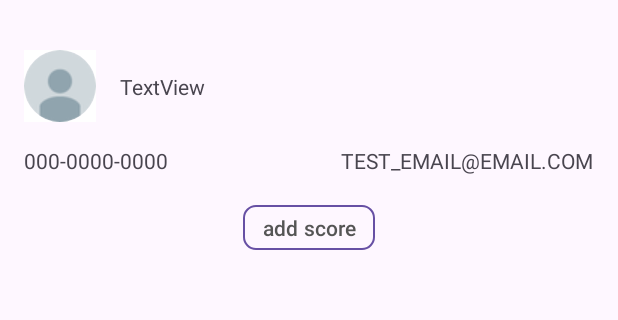
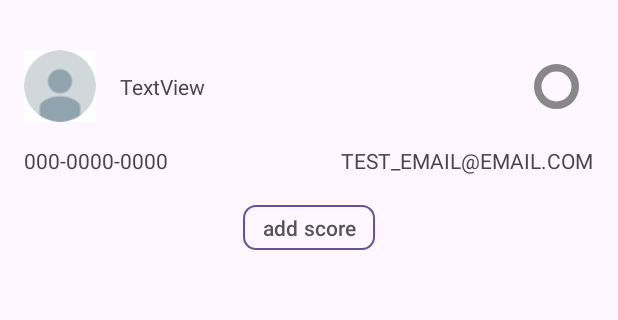
Before and after one commit to HyunjeLee/likealion-mini-project, an Android app: the DetailActivity screen opened directly, with no data from a screen before it, on a phone screen of 412 x 824 dp, the part 70-390 px from its top. Run offline under Robolectric (Android 15) with nearby library versions, the phone set to English and light mode, and no system bars.

Commit message:
feat: custom view (DonutView) 추가
- 점수는 최신날짜 순 정렬
- 점수 추가 시 추가된 점수부터 recyclerview에서 출력
- 커스텀 속성 추가
- 점수 변경 시 DonutView도 같이 변경

```diff
--- a/app/src/main/java/com/example/likealion_mini_project/DetailActivity.java
+++ b/app/src/main/java/com/example/likealion_mini_project/DetailActivity.java
@@ -67,6 +67,12 @@ public class DetailActivity extends AppCompatActivity {
         bindInitialStudentData(id);
         bindInitialScoreData(id);
 
+        // 커스텀뷰에 score set
+        if (!scoreList.isEmpty()) {
+            int firstScore = Integer.parseInt(scoreList.get(0).get("score"));
+            binding.cvDonut.setScore(firstScore);
+        }
+
         ActivityResultLauncher<Intent> addScoreLauncher = registerForActivityResult(
                 new ActivityResultContracts.StartActivityForResult(),
                 result -> {
@@ -83,10 +89,12 @@ public class DetailActivity extends AppCompatActivity {
                         SimpleDateFormat sd = new SimpleDateFormat("yyyy-MM-dd");
                         map.put("date", sd.format(d));
 
-                        scoreList.add(map);
+                        scoreList.add(0, map);
                         //새로운 항목 데이터가 추가된 것이다..
                         //adapter 가 이미 항목을 만들어 놓았을 것이다.. 변경사항이 있다고 알려준다..
                         adapter.notifyDataSetChanged();
+
+                        binding.cvDonut.setScore(Integer.parseInt(score));
                     }
                     if (result.getResultCode() == RESULT_CANCELED) {  // 시스템 백버튼 등
 
@@ -196,7 +204,7 @@ public class DetailActivity extends AppCompatActivity {
     private void bindInitialScoreData(int id) {
         DBHelper helper = new DBHelper(this);
         SQLiteDatabase database = helper.getReadableDatabase();
-        Cursor cursor = database.rawQuery("select score, date from tb_score where student_id = ? order by date",
+        Cursor cursor = database.rawQuery("select score, date from tb_score where student_id = ? order by date desc",
                 new String[]{String.valueOf(id)});
 
         scoreList = new ArrayList<>();
--- /dev/null
+++ b/app/src/main/java/com/example/likealion_mini_project/customview/DonutView.java
@@ -0,0 +1,88 @@
+package com.example.likealion_mini_project.customview;
+
+import android.content.Context;
+import android.content.res.TypedArray;
+import android.graphics.Canvas;
+import android.graphics.Color;
+import android.graphics.Paint;
+import android.graphics.RectF;
+import android.util.AttributeSet;
+import android.view.View;
+
+import androidx.annotation.NonNull;
+import androidx.annotation.Nullable;
+
+import com.example.likealion_mini_project.R;
+
+public class DonutView extends View {
+    Context context;
+    int viewColor;
+
+    int score;
+
+
+    public DonutView(Context context) {
+        super(context);
+
+        this.context = context;
+
+        init(null);
+    }
+
+    public DonutView(Context context, @Nullable AttributeSet attrs) {
+        super(context, attrs);
+
+        this.context = context;
+
+        init(attrs);
+    }
+
+    public DonutView(Context context, @Nullable AttributeSet attrs, int defStyleAttr) {
+        super(context, attrs, defStyleAttr);
+
+        this.context = context;
+
+        init(attrs);
+    }
+
+    private void init(AttributeSet attributeSet) {
+        if (attributeSet != null) {
+            TypedArray typedArray = context.obtainStyledAttributes(attributeSet, R.styleable.DonutView);
+            viewColor = typedArray.getColor(R.styleable.DonutView_customColor, Color.BLACK);
+        }
+    }
+
+    @Override
+    protected void onDraw(@NonNull Canvas canvas) {
+        super.onDraw(canvas);
+
+        Paint circlePaint = new Paint();
+        Paint arcPaint = new Paint();
+
+        float strokeWidth = context.getResources().getDisplayMetrics().density * 5f;
+
+        float cx = (float) getWidth() / 2;
+        float cy = (float) getHeight() / 2;
+
+        float radius = (float) getWidth() / 4;
+
+        RectF rectF = new RectF(cx - radius, cy - radius, cx + radius, cy + radius);
+        float sweepAngle = 360f * (score / 100f);
+
+        circlePaint.setColor(Color.GRAY);
+        circlePaint.setStyle(Paint.Style.STROKE);
+        circlePaint.setStrokeWidth(strokeWidth);
+
+        arcPaint.setColor(viewColor);
+        arcPaint.setStyle(Paint.Style.STROKE);
+        arcPaint.setStrokeWidth(strokeWidth);
+
+        canvas.drawCircle(cx, cy, radius, circlePaint);
+        canvas.drawArc(rectF, -90f, sweepAngle, false, arcPaint);
+    }
+
+    public void setScore(int score) {
+        this.score = score;
+        invalidate();
+    }
+}
--- a/app/src/main/res/layout/activity_detail.xml
+++ b/app/src/main/res/layout/activity_detail.xml
@@ -41,6 +41,17 @@
         app:layout_constraintBottom_toBottomOf="@+id/iv_profile"
         app:layout_constraintStart_toEndOf="@+id/iv_profile"
         app:layout_constraintTop_toTopOf="@+id/iv_profile" />
+
+    <com.example.likealion_mini_project.customview.DonutView
+        app:layout_constraintEnd_toEndOf="parent"
+        android:layout_marginEnd="16dp"
+        app:layout_constraintTop_toTopOf="@id/iv_profile"
+        app:layout_constraintBottom_toBottomOf="@id/iv_profile"
+        android:id="@+id/cv_donut"
+        android:layout_width="50dp"
+        android:layout_height="50dp"
+        app:customColor="@android:color/holo_orange_light"
+        />
 
     <TextView
         android:id="@+id/tv_email"
--- /dev/null
+++ b/app/src/main/res/values/attrs.xml
@@ -0,0 +1,6 @@
+<?xml version="1.0" encoding="utf-8"?>
+<resources>
+    <declare-styleable name="DonutView">
+        <attr name="customColor" format="color"/>
+    </declare-styleable>
+</resources>
```
